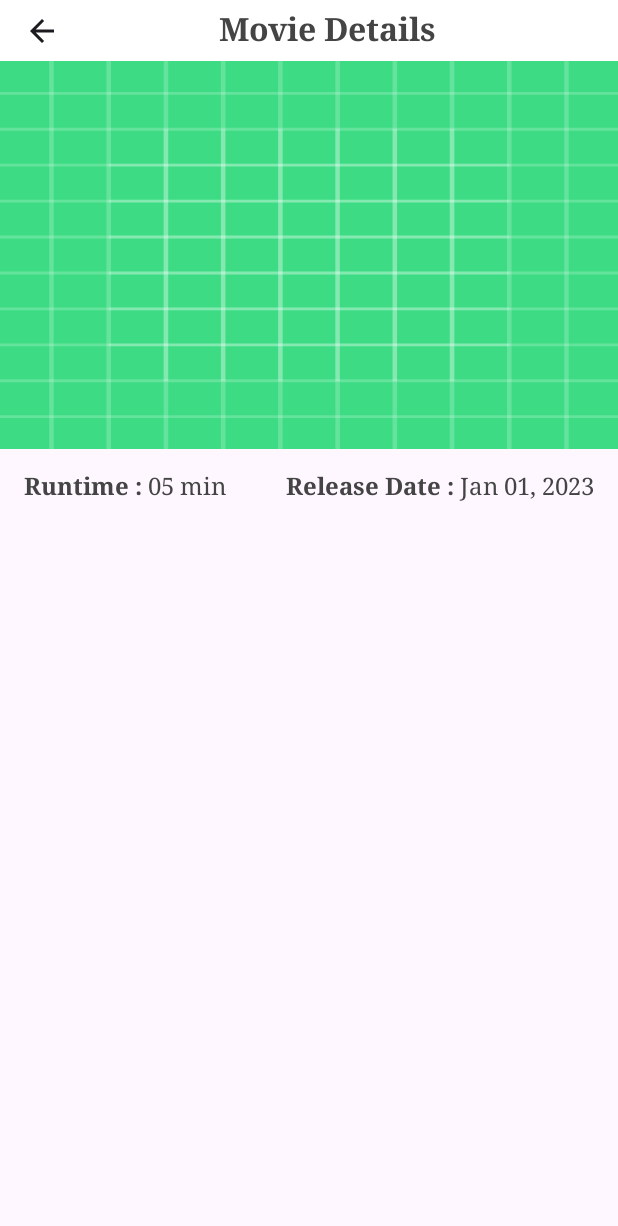
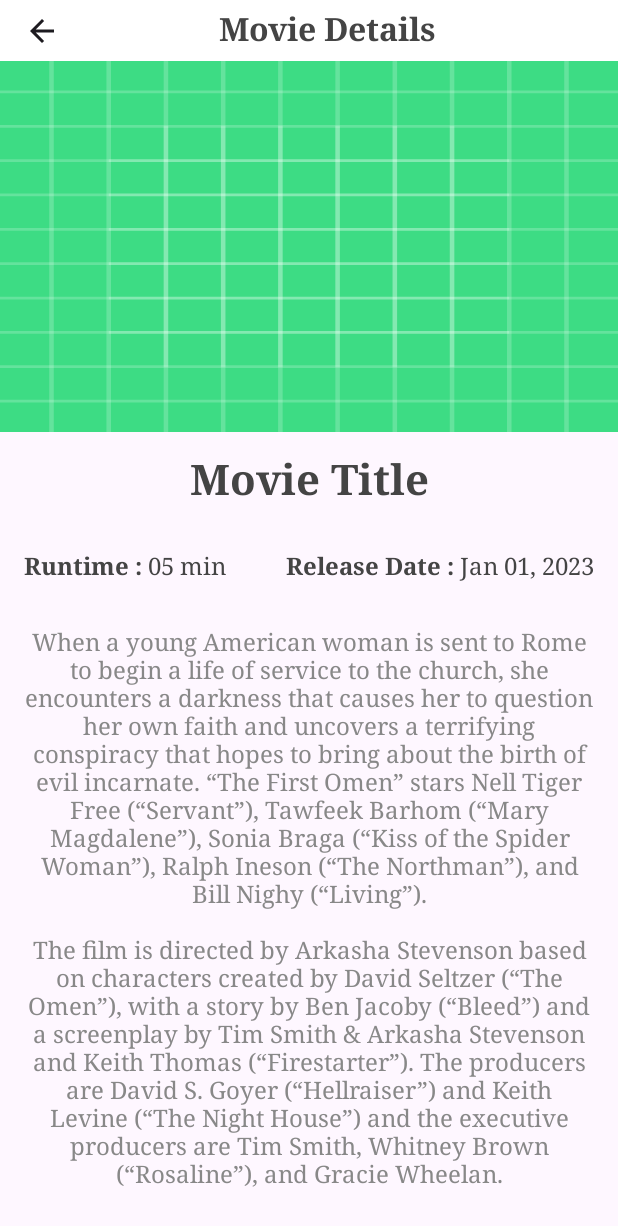
Before and after one commit to Elbarody/banquemisr-challenge05, an Android app built with Jetpack Compose: the @Preview function MovieDetailsScreenPreview, on a phone screen of 412 x 824 dp. Shown: the top 1226 px of the screen. Run offline under Robolectric (Android 15) with nearby library versions, the phone set to English and light mode, and no system bars; network calls fail.

Commit message:
screen content details

```diff
--- /dev/null
+++ b/app/src/main/java/com/banquemisr/challenge05/presenter/moviedetails/MovieDetailsContent.kt
@@ -0,0 +1,56 @@
+package com.banquemisr.challenge05.presenter.moviedetails
+
+import androidx.compose.foundation.layout.Column
+import androidx.compose.foundation.layout.PaddingValues
+import androidx.compose.foundation.layout.fillMaxSize
+import androidx.compose.foundation.layout.fillMaxWidth
+import androidx.compose.foundation.layout.padding
+import androidx.compose.foundation.rememberScrollState
+import androidx.compose.foundation.verticalScroll
+import androidx.compose.material3.Text
+import androidx.compose.runtime.Composable
+import androidx.compose.ui.Modifier
+import androidx.compose.ui.text.style.TextAlign
+import androidx.compose.ui.unit.dp
+import com.banquemisr.challenge05.utility.uitheme.MovieTypography
+
+@Composable
+fun MovieDetailsContent(paddingValues: PaddingValues) {
+    Column(
+        modifier = Modifier
+            .padding(paddingValues)
+            .fillMaxSize()
+            .verticalScroll(state = rememberScrollState())
+    ) {
+        MovieDetailsPoster()
+        MovieDetailsTitle()
+        RunTimeAndReleaseDate()
+        MovieDetailsDescription()
+    }
+}
+
+@Composable
+fun MovieDetailsDescription() {
+    Text(
+        text = "When a young American woman is sent to Rome to begin a life of service to the church, she encounters a darkness that causes her to question her own faith and uncovers a terrifying conspiracy that hopes to bring about the birth of evil incarnate. “The First Omen” stars Nell Tiger Free (“Servant”), Tawfeek Barhom (“Mary Magdalene”), Sonia Braga (“Kiss of the Spider Woman”), Ralph Ineson (“The Northman”), and Bill Nighy (“Living”).\n" +
+                "\n" +
+                "The film is directed by Arkasha Stevenson based on characters created by David Seltzer (“The Omen”), with a story by Ben Jacoby (“Bleed”) and a screenplay by Tim Smith & Arkasha Stevenson and Keith Thomas (“Firestarter”). The producers are David S. Goyer (“Hellraiser”) and Keith Levine (“The Night House”) and the executive producers are Tim Smith, Whitney Brown (“Rosaline”), and Gracie Wheelan.",
+        modifier = Modifier
+            .padding(16.dp)
+            .fillMaxWidth(),
+        style = MovieTypography.bodyMedium,
+        textAlign = TextAlign.Center
+    )
+}
+
+@Composable
+fun MovieDetailsTitle() {
+    Text(
+        text = "Movie Title",
+        modifier = Modifier
+            .padding(16.dp)
+            .fillMaxWidth(),
+        style = MovieTypography.titleLarge,
+        textAlign = TextAlign.Center
+    )
+}
--- a/app/src/main/java/com/banquemisr/challenge05/presenter/moviedetails/MovieDetailsPoster.kt
+++ b/app/src/main/java/com/banquemisr/challenge05/presenter/moviedetails/MovieDetailsPoster.kt
@@ -1,17 +1,31 @@
 package com.banquemisr.challenge05.presenter.moviedetails
 
 import androidx.compose.foundation.Image
-import androidx.compose.foundation.layout.aspectRatio
-import androidx.compose.foundation.layout.fillMaxHeight
 import androidx.compose.foundation.layout.fillMaxWidth
+import androidx.compose.foundation.layout.height
 import androidx.compose.runtime.Composable
 import androidx.compose.ui.Modifier
 import androidx.compose.ui.layout.ContentScale
+import androidx.compose.ui.platform.LocalConfiguration
 import androidx.compose.ui.res.painterResource
 import androidx.compose.ui.tooling.preview.Preview
+import androidx.compose.ui.unit.dp
 import com.banquemisr.challenge05.R
 
+@Composable
+fun MovieDetailsPoster() {
+    val screenHeight = LocalConfiguration.current.screenHeightDp.dp
+    val imageHeight = screenHeight * 0.3f
 
+    Image(
+        modifier = Modifier
+            .fillMaxWidth()
+            .height(imageHeight),
+        painter = painterResource(id = R.drawable.ic_launcher_background),
+        contentDescription = null,
+        contentScale = ContentScale.FillBounds
+    )
+}
 
 @Composable
 @Preview
--- a/app/src/main/java/com/banquemisr/challenge05/presenter/moviedetails/MovieDetailsScreen.kt
+++ b/app/src/main/java/com/banquemisr/challenge05/presenter/moviedetails/MovieDetailsScreen.kt
@@ -1,43 +1,19 @@
 package com.banquemisr.challenge05.presenter.moviedetails
 
-import androidx.compose.foundation.Image
-import androidx.compose.foundation.layout.Column
-import androidx.compose.foundation.layout.fillMaxHeight
-import androidx.compose.foundation.layout.fillMaxWidth
-import androidx.compose.foundation.layout.padding
 import androidx.compose.material3.Scaffold
 import androidx.compose.runtime.Composable
-import androidx.compose.ui.Modifier
-import androidx.compose.ui.layout.ContentScale
-import androidx.compose.ui.res.painterResource
 import androidx.compose.ui.tooling.preview.Preview
-import com.banquemisr.challenge05.R
 
 @Composable
 fun MovieDetailsScreen() {
     Scaffold(
         topBar = { MovieTopBar() },
     ) {
-        Column(modifier = Modifier.padding(it)) {
-            MovieDetailsPoster()
-            RunTimeAndReleaseDate()
-        }
+        MovieDetailsContent(it)
     }
 }
 
 
-@Composable
-fun MovieDetailsPoster() {
-    Image(
-        modifier = Modifier
-            .fillMaxWidth()
-            .fillMaxHeight(0.33f),
-        painter = painterResource(id = R.drawable.ic_launcher_background), // Replace with your image source
-        contentDescription = null,
-        contentScale = ContentScale.FillBounds
-        // Other UI elements below the image
-    )
-}
 
 @Composable
 @Preview
```
